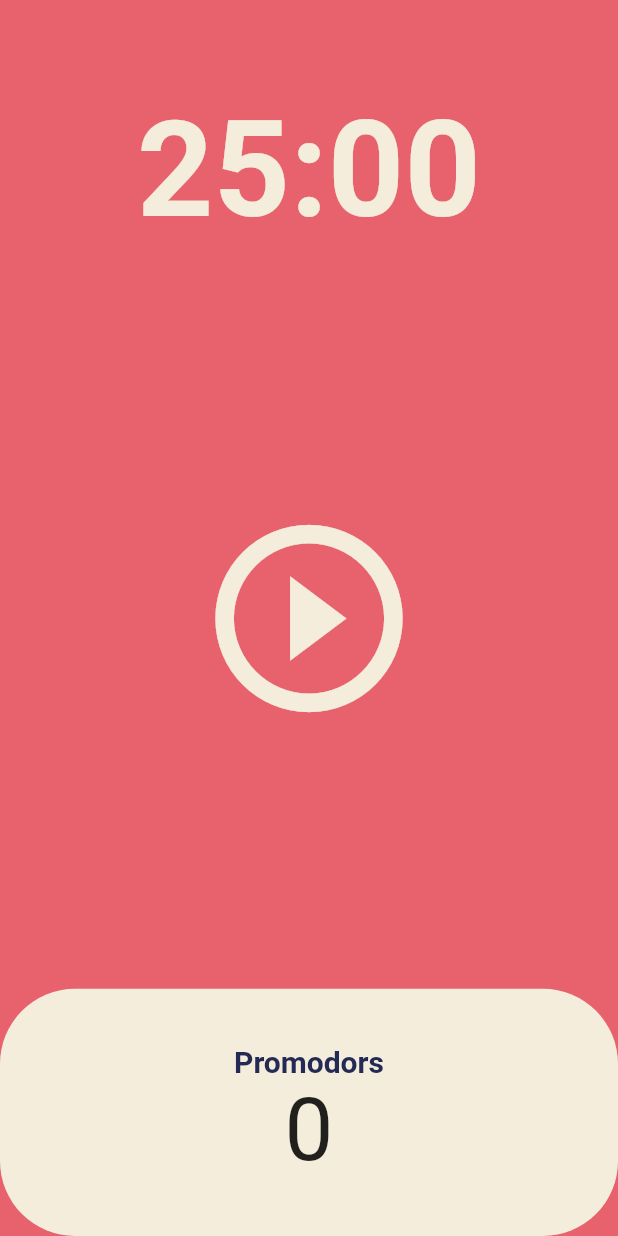
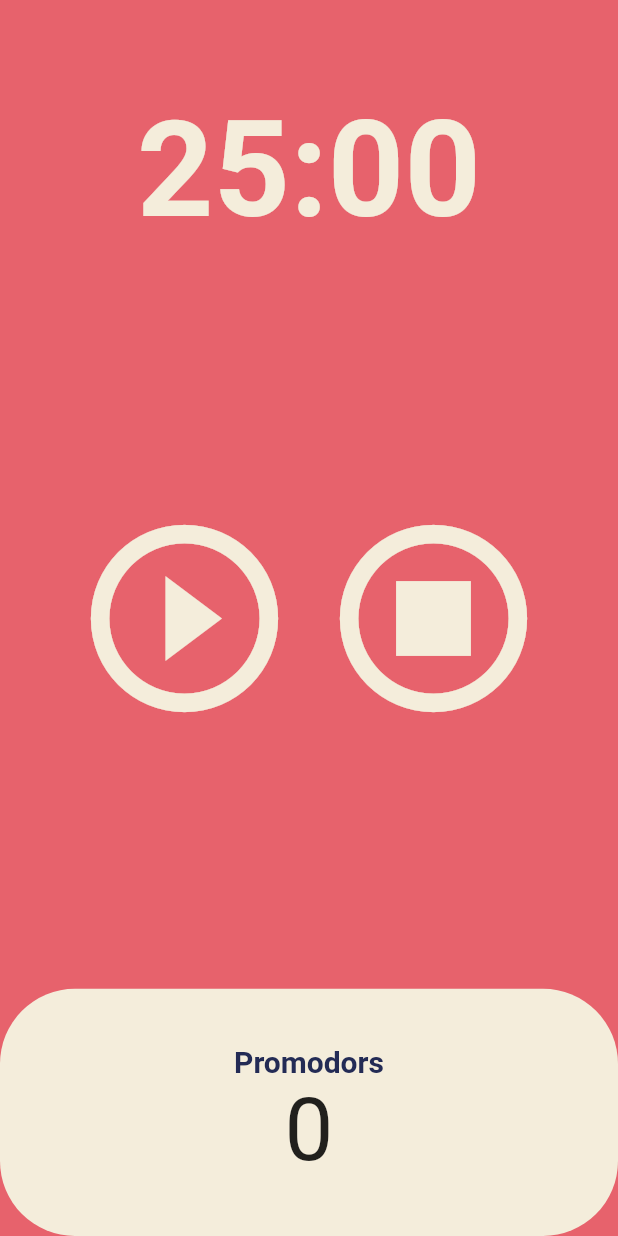
Before and after one commit to dionysus11-source/pomodoro_2023, a Flutter app: the screen it shows after launch, on a phone screen of 412 x 824 dp. Run offline on Flutter 3.47's test engine with Material 2 defaults, Android fonts, the phone set to English and light mode, and no system bars.

Commit message:
Add reset button

```diff
--- a/lib/screens/home_screen.dart
+++ b/lib/screens/home_screen.dart
@@ -53,6 +53,16 @@ class _HomeScreenState extends State<HomeScreen> {
     });
   }
 
+  void onResetPressed() {
+    if (timer.isActive) {
+      timer.cancel();
+    }
+    setState(() {
+      isRunning = false;
+      totalSeconds = twentyFiveMinutes;
+    });
+  }
+
   String format(int seconds) {
     var duration = Duration(seconds: seconds);
     return (duration.toString().split(".").first.substring(2, 7));
@@ -62,7 +72,8 @@ class _HomeScreenState extends State<HomeScreen> {
   Widget build(BuildContext context) {
     return Scaffold(
       backgroundColor: Theme.of(context).colorScheme.background,
-      body: Column(children: [
+      body:
+          Column(mainAxisAlignment: MainAxisAlignment.spaceBetween, children: [
         Flexible(
             flex: 1,
             child: Container(
@@ -79,8 +90,10 @@ class _HomeScreenState extends State<HomeScreen> {
             )),
         Flexible(
           flex: 3,
-            child: Center(
-              child: IconButton(
+          child: Row(
+            mainAxisAlignment: MainAxisAlignment.center,
+            children: [
+              IconButton(
                 icon: isRunning
                     ? const Icon(Icons.pause_circle_outline)
                     : const Icon(Icons.play_circle_outline),
@@ -88,7 +101,17 @@ class _HomeScreenState extends State<HomeScreen> {
                 iconSize: 150,
                 color: Theme.of(context).cardColor,
               ),
-            )),
+              IconButton(
+                icon: const Icon(
+                  Icons.stop_circle_outlined,
+                ),
+                iconSize: 150,
+                color: Theme.of(context).cardColor,
+                onPressed: onResetPressed,
+              )
+            ],
+          ),
+        ),
         Flexible(
           flex: 1,
           child: Row(children: [
@@ -106,8 +129,7 @@ class _HomeScreenState extends State<HomeScreen> {
                       style: TextStyle(
                         fontWeight: FontWeight.w600,
                         fontSize: 20,
-                          color:
-                              Theme.of(context).textTheme.displayLarge!.color,
+                        color: Theme.of(context).textTheme.displayLarge!.color,
                       ),
                     ),
                     Text(
@@ -118,7 +140,8 @@ class _HomeScreenState extends State<HomeScreen> {
                 ),
               ),
             ),
-            ])),
+          ]),
+        ),
       ]),
     );
   }
```
Lines whose indentation alone changed are shown as unchanged.
